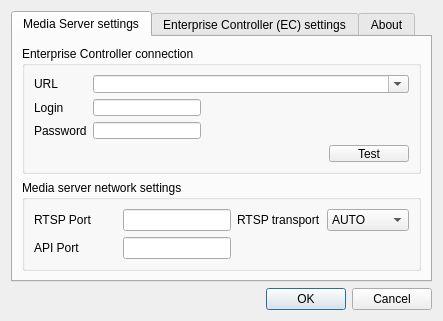
networkoptix/nx_open, file traytool/src/settings.ui: the form before one commit.
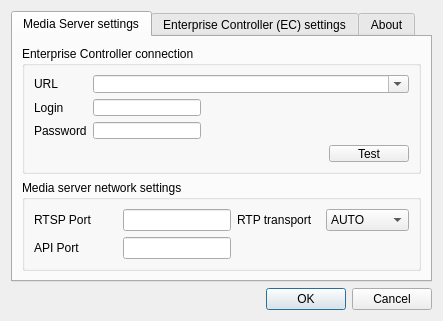
The form after the commit.

```diff
--- a/traytool/src/settings.ui
+++ b/traytool/src/settings.ui
@@ -173,7 +173,7 @@
             <item row="0" column="2">
              <widget class="QLabel" name="label_3">
               <property name="text">
-               <string>RTSP transport</string>
+               <string>RTP transport</string>
               </property>
              </widget>
             </item>
```
